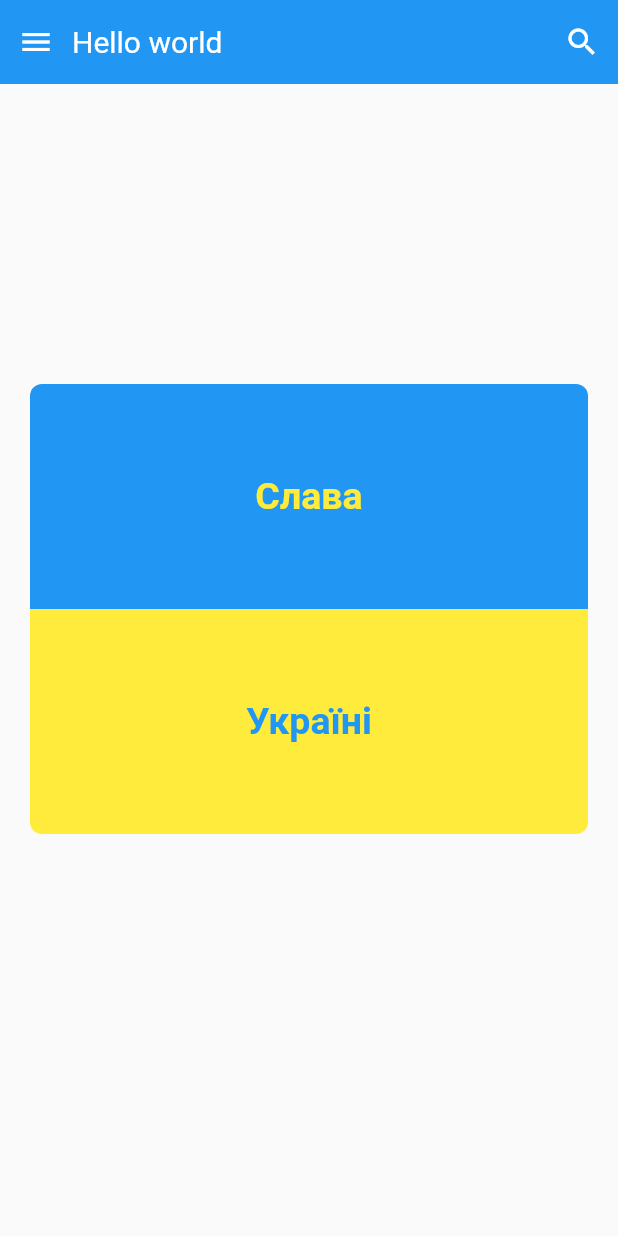
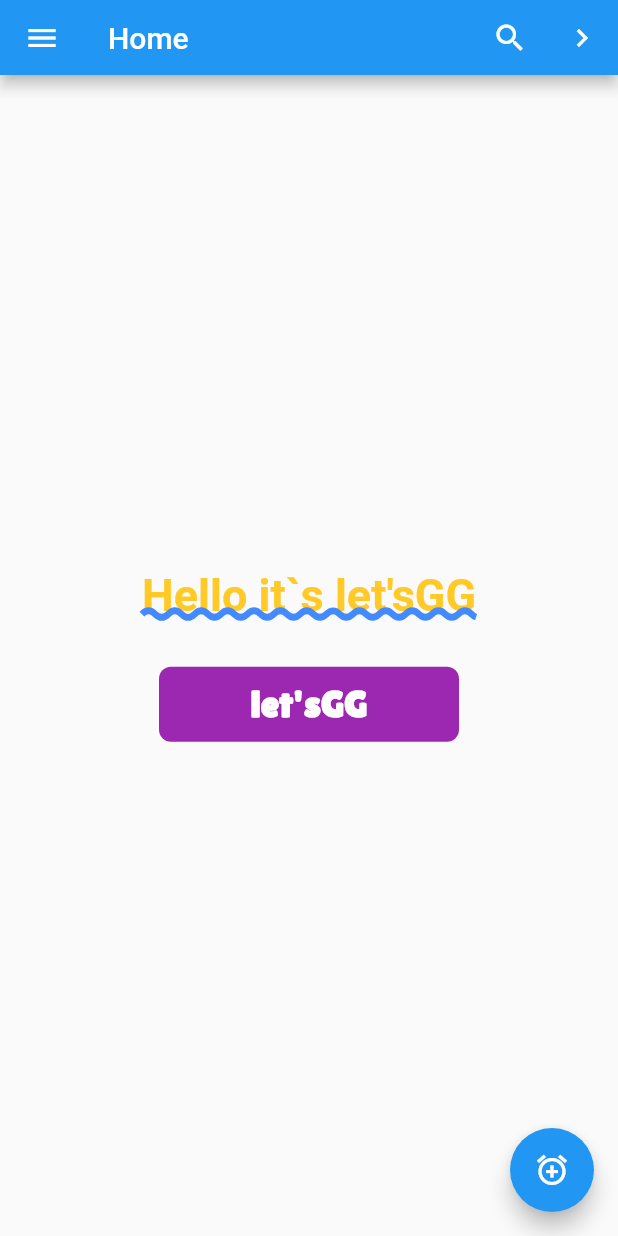
Before and after one commit to ramz1kof/widgets_intro, a Flutter app: the screen it shows after launch, after a tap on the "search" icon, on a phone screen of 412 x 824 dp. Run offline on Flutter 3.47's test engine with Material 2 defaults, Android fonts, the phone set to English and light mode, and no system bars.

Commit message:
created an app using material widgets, learned how to work with GestureDetector, Scaffold widget, and AppBar

```diff
--- a/lib/main.dart
+++ b/lib/main.dart
@@ -1,115 +1,11 @@
 import 'package:flutter/material.dart';
-import 'dart:ui';
+import 'package:widgets_intro/screens/home_screen/home_screen.dart';
 
 void main() {
-  runApp(MyApp(
-    title: Text(
-      'Hello world',
-      style: TextStyle(
-        color: Colors.white,
-        fontSize: 20.0,
-      ),
+  runApp(
+    MaterialApp(
+      title: 'Widgets Intro',
+      home: HomeScreen(),
     ),
-  ));
+  );
 }
-
-class MyApp extends StatelessWidget {
-  final Widget title;
-
-  MyApp({this.title});
-
-  @override
-  Widget build(BuildContext context) {
-    return MaterialApp(
-      home: SafeArea(
-        child: Material(
-          child: Column(
-            children: [
-              Container(
-                height: 56.0,
-                decoration: BoxDecoration(
-                  color: Colors.blue,
-                ),
-                child: Row(
-                  children: <Widget>[
-                    IconButton(
-                      icon: Icon(Icons.menu_outlined),
-                      tooltip: 'Menu button',
-                      color: Colors.white,
-                      onPressed: () {},
-                    ),
-                    Expanded(
-                      child: title,
-                    ),
-                    IconButton(
-                      icon: Icon(Icons.search),
-                      tooltip: 'Search button',
-                      color: Colors.white,
-                      onPressed: () {},
-                    ),
-                  ],
-                ),
-              ),
-              Expanded(
-                child: Container(
-                  margin: EdgeInsets.symmetric(
-                    horizontal: 20.0,
-                  ),
-                  padding: EdgeInsets.symmetric(
-                    vertical: 200.0,
-                  ),
-                  child: Column(
-                    children: <Widget>[
-                      Container(
-                        height: 150.0,
-                        width: 400.0,
-                        decoration: BoxDecoration(
-                          color: Colors.blue,
-                          borderRadius: BorderRadius.only(
-                            topLeft: Radius.circular(8.0),
-                            topRight: Radius.circular(8.0),
-                          ),
-                        ),
-                        child: Center(
-                          child: Text(
-                            'Слава',
-                            style: TextStyle(
-                              color: Colors.yellow,
-                              fontSize: 25.0,
-                              fontWeight: FontWeight.w600,
-                            ),
-                          ),
-                        ),
-                      ),
-                      Container(
-                        height: 150.0,
-                        width: 400.0,
-                        decoration: BoxDecoration(
-                          color: Colors.yellow,
-                          borderRadius: BorderRadius.only(
-                            bottomLeft: Radius.circular(8.0),
-                            bottomRight: Radius.circular(8.0),
-                          ),
-                        ),
-                        child: Center(
-                          child: Text(
-                            'Україні',
-                            style: TextStyle(
-                              color: Colors.blue,
-                              fontSize: 25.0,
-                              fontWeight: FontWeight.w600,
-                            ),
-                          ),
-                        ),
-                      ),
-                    ],
-                  ),
-                ),
-              ),
-            ],
-          ),
-        ),
-      ),
-    );
-  }
-}
--- /dev/null
+++ b/lib/screens/home_screen/home_screen.dart
@@ -0,0 +1,23 @@
+import 'package:flutter/material.dart';
+import 'package:widgets_intro/screens/home_screen/widgets/home_body.dart';
+import 'package:widgets_intro/widgets/appbar.dart';
+
+class HomeScreen extends StatelessWidget {
+  Widget build(BuildContext context) {
+    return Scaffold(
+      appBar: HomeAppBar(
+        title: 'Home',
+        actionIcons: {
+          Icons.search: 'Search button',
+          Icons.navigate_next: 'Next page button',
+        },
+      ),
+      body: HomeBody(),
+      floatingActionButton: FloatingActionButton(
+        onPressed: () {},
+        child: Icon(Icons.alarm_add),
+        tooltip: 'Add alarm button',
+      ),
+    );
+  }
+}
--- /dev/null
+++ b/lib/screens/home_screen/widgets/home_body.dart
@@ -0,0 +1,31 @@
+import 'package:flutter/material.dart';
+import 'package:widgets_intro/screens/home_screen/widgets/print_button.dart';
+
+class HomeBody extends StatelessWidget {
+  @override
+  Widget build(BuildContext context) {
+    return Center(
+      child: Column(
+        mainAxisAlignment: MainAxisAlignment.center,
+        children: <Widget>[
+          Text(
+            'Hello it`s let\'sGG',
+            style: TextStyle(
+              color: Colors.amber[400],
+              fontSize: 30.0,
+              fontWeight: FontWeight.w600,
+              decoration: TextDecoration.underline,
+              decorationColor: Colors.blueAccent,
+              decorationThickness: 3.0,
+              decorationStyle: TextDecorationStyle.wavy,
+            ),
+          ),
+          Container(
+            height: 30.0,
+          ),
+          PrintButton(),
+        ],
+      ),
+    );
+  }
+}
--- /dev/null
+++ b/lib/screens/home_screen/widgets/print_button.dart
@@ -0,0 +1,33 @@
+import 'package:flutter/material.dart';
+
+class PrintButton extends StatelessWidget {
+  Widget build(BuildContext context) {
+    return GestureDetector(
+      onDoubleTap: () => print('Button was tapped twice'),
+      onTap: () => print('Button was tapped'),
+      child: Container(
+        height: 50.0,
+        width: 200.0,
+        padding: EdgeInsets.all(8.0),
+        margin: EdgeInsets.symmetric(
+          horizontal: 8.0,
+        ),
+        decoration: BoxDecoration(
+          color: Colors.purple,
+          borderRadius: BorderRadius.circular(8.0),
+        ),
+        child: Center(
+          child: Text(
+            'let\'sGG',
+            style: TextStyle(
+              color: Colors.white,
+              fontSize: 25.0,
+              fontWeight: FontWeight.w600,
+              fontFamily: 'Lilita One',
+            ),
+          ),
+        ),
+      ),
+    );
+  }
+}
--- /dev/null
+++ b/lib/widgets/appbar.dart
@@ -0,0 +1,40 @@
+import 'package:flutter/material.dart';
+
+class HomeAppBar extends StatelessWidget implements PreferredSizeWidget {
+  String title;
+  final Map<IconData, String> actionIcons;
+
+  HomeAppBar({this.title, this.actionIcons});
+
+  Widget build(BuildContext context) {
+    return AppBar(
+      leading: IconButton(
+        icon: Icon(Icons.menu),
+        tooltip: 'Menu button',
+        onPressed: () {},
+      ),
+      title: Text(
+        title,
+      ),
+      actions: <Widget>[
+        IconButton(
+          icon: Icon(
+            actionIcons.keys.toList()[0],
+          ),
+          onPressed: () {},
+          tooltip: actionIcons.values.toList()[0],
+        ),
+        IconButton(
+          icon: Icon(
+            actionIcons.keys.toList()[1],
+          ),
+          onPressed: () {},
+          tooltip: actionIcons.values.toList()[1],
+        ),
+      ],
+    );
+  }
+
+  @override
+  Size get preferredSize => Size.fromHeight(50.0);
+}
```
Also changed, not shown: pubspec.yaml (+4 -4 lines), assets/fonts/LilitaOne-Regular.ttf (added), 1 other file.
